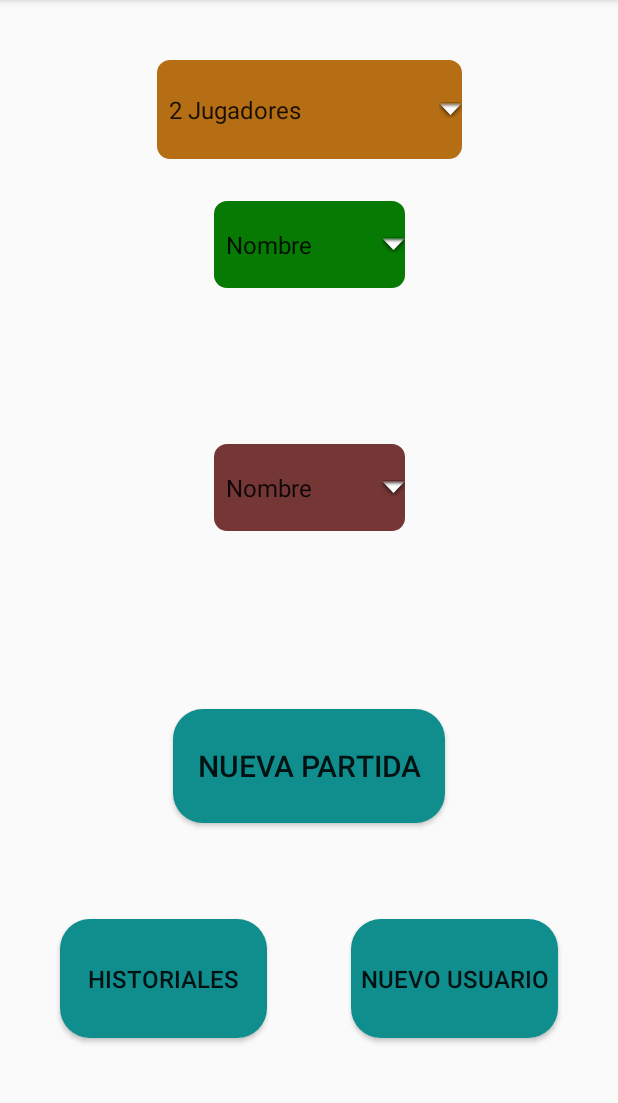
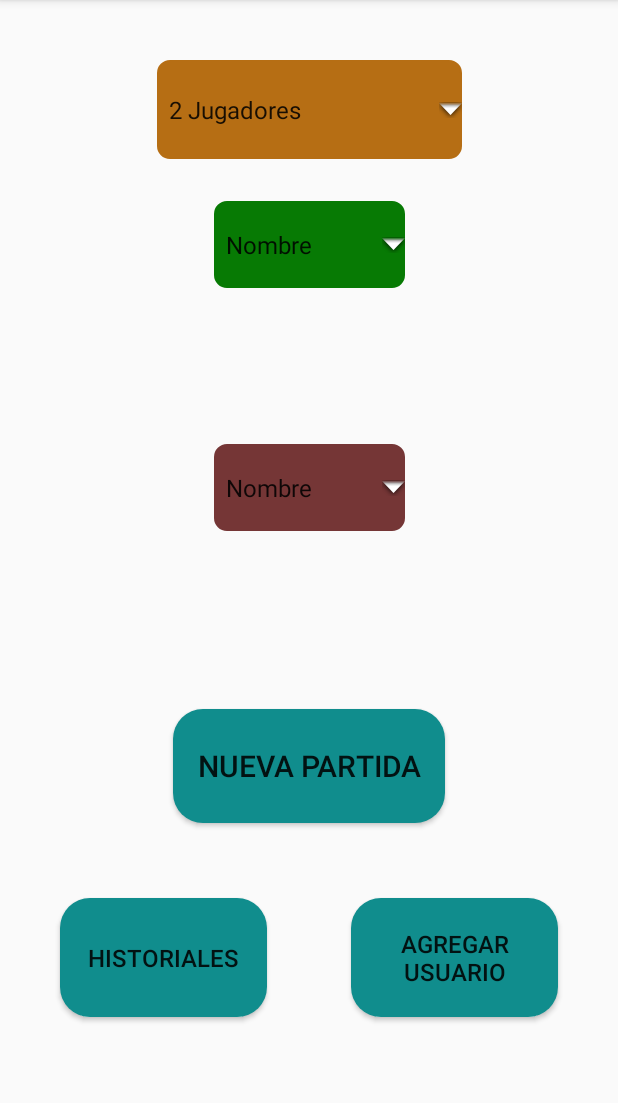
Before and after one commit to NicoBer28/App-Puntaje-Buraco, an Android app built with Jetpack Compose: the PartidaFragment screen opened through its navigation route, on a phone screen of 412 x 824 dp, the part 84-1187 px from its top. Run offline under Robolectric (Android 15) with nearby library versions, the phone set to English and light mode, and no system bars; our stand-ins replace Firebase (no records; nobody signed in at launch, a user with empty details on screens opened directly), navigation-ui.

```diff
--- a/app/src/main/java/com/example/puntajeburaco20/Fragments/PartidaFragment.kt
+++ b/app/src/main/java/com/example/puntajeburaco20/Fragments/PartidaFragment.kt
@@ -10,18 +10,24 @@ import android.view.ViewGroup
 import android.widget.AdapterView
 import android.widget.ArrayAdapter
 import android.widget.Button
+import android.widget.EditText
 import android.widget.Spinner
+import android.widget.TextView
 import android.widget.Toast
 import androidx.activity.OnBackPressedCallback
 import androidx.appcompat.app.AlertDialog
 import androidx.fragment.app.Fragment
 import androidx.navigation.fragment.findNavController
 import com.example.puntajeburaco20.R
+import com.google.firebase.firestore.ktx.firestore
+import com.google.firebase.ktx.Firebase
 
 
 lateinit var botonNuevaPartida: Button
 lateinit var botonHistoriales: Button
-lateinit var botonNuevoUsuario: Button
+lateinit var botonAgregarUsuario: Button
+lateinit var nombreUsuario: TextView
+
 
 lateinit var jugadorUno: String
 lateinit var jugadorDos: String
@@ -76,8 +82,10 @@ mutableList.removeAt(1)*/
             }
         })
 
+        val db = Firebase.firestore
 
-   //     Log.d("MiApp", "$mutableList")
+
+        //     Log.d("MiApp", "$mutableList")
 
         mutableList.clear()
    //     Log.d("MiApp", "$mutableList")
@@ -108,7 +116,28 @@ mutableList.removeAt(1)*/
 
         botonNuevaPartida = view.findViewById<Button>(R.id.btnNuevaPartida)
         botonHistoriales = view.findViewById<Button>(R.id.btnHistoriales)
-        botonNuevoUsuario = view.findViewById<Button>(R.id.btnUsuario)
+        botonAgregarUsuario = view.findViewById<Button>(R.id.btnUsuario)
+        nombreUsuario = view.findViewById<EditText>(R.id.nombreUsuario)
+
+        val sharedPreferences = requireActivity().getSharedPreferences("PuntajeBuracoPreferences", Context.MODE_PRIVATE)
+        val usuarioActual = sharedPreferences.getString("usuarioActual", "aaa")
+
+        if (usuarioActual != null) {
+            db.collection("users").document(usuarioActual)
+                .get()
+                .addOnSuccessListener { documentSnapshot ->
+                    if (documentSnapshot.exists()) {
+                        // El documento existe, obtén el valor del campo específico
+                        nombreUsuario.text = documentSnapshot.get("Nombre") as String?
+
+                        // Ahora puedes usar el valor del campo según sea necesario
+                    } else {
+                    }
+                }
+                .addOnFailureListener { e ->
+                }
+        }
+
 
 
         val adapterJugadores = ArrayAdapter(
@@ -318,7 +347,8 @@ mutableList.removeAt(1)*/
 
         }
 
-        botonNuevoUsuario.setOnClickListener {
+        botonAgregarUsuario.setOnClickListener {
+            findNavController().navigate(R.id.agregarFragment)
 
         }
 
--- a/app/src/main/res/layout/fragment_partida.xml
+++ b/app/src/main/res/layout/fragment_partida.xml
@@ -88,7 +88,7 @@
         android:layout_width="138dp"
         android:layout_height="79dp"
         android:layout_marginStart="40dp"
-        android:layout_marginBottom="76dp"
+        android:layout_marginBottom="90dp"
         android:background="@drawable/rounded_button"
         android:text="Historiales"
 
@@ -101,12 +101,21 @@
         android:layout_width="138dp"
         android:layout_height="79dp"
         android:layout_marginEnd="40dp"
-        android:layout_marginBottom="76dp"
+        android:layout_marginBottom="90dp"
         android:background="@drawable/rounded_button"
-        android:text="Nuevo Usuario"
+        android:text="Agregar Usuario"
 
         android:textSize="16sp"
         app:layout_constraintBottom_toBottomOf="parent"
         app:layout_constraintEnd_toEndOf="parent" />
 
+    <TextView
+        android:id="@+id/nombreUsuario"
+        android:layout_width="wrap_content"
+        android:layout_height="wrap_content"
+        android:layout_marginStart="20dp"
+        android:layout_marginBottom="20dp"
+        app:layout_constraintBottom_toBottomOf="parent"
+        app:layout_constraintStart_toStartOf="parent" />
+
 </androidx.constraintlayout.widget.ConstraintLayout>
--- a/app/src/main/res/layout/fragment_usuario.xml
+++ b/app/src/main/res/layout/fragment_usuario.xml
@@ -27,8 +27,8 @@
         android:layout_height="82dp"
         android:layout_marginTop="89dp"
         android:ems="10"
+        android:hint="Max 8 letras"
         android:inputType="text"
-        android:text="Max 8 letras"
         app:layout_constraintBottom_toBottomOf="parent"
         app:layout_constraintEnd_toEndOf="parent"
         app:layout_constraintHorizontal_bias="0.497"
--- a/app/src/main/res/navigation/main_navigation.xml
+++ b/app/src/main/res/navigation/main_navigation.xml
@@ -10,6 +10,9 @@
         <action
             android:id="@+id/action_partidaFragment_to_puntajeFragment"
             app:destination="@id/puntajeFragment" />
+        <action
+            android:id="@+id/action_partidaFragment_to_agregarFragment"
+            app:destination="@id/agregarFragment" />
     </fragment>
     <fragment
         android:id="@+id/puntajeFragment"
@@ -24,4 +27,9 @@
             android:id="@+id/action_usuarioFragment_to_partidaFragment"
             app:destination="@id/partidaFragment" />
     </fragment>
+    <fragment
+        android:id="@+id/agregarFragment"
+        android:name="com.example.puntajeburaco20.Fragments.AgregarFragment"
+        android:label="fragment_agregar"
+        tools:layout="@layout/fragment_agregar" />
 </navigation>
```
Also changed, not shown: app/src/main/java/com/example/puntajeburaco20/Fragments/AgregarFragment.kt (added, +124 -0 lines), app/src/main/java/com/example/puntajeburaco20/Fragments/UsuarioFragment.kt (+32 -1 lines), app/src/main/java/com/example/puntajeburaco20/ViewModels/AgregarViewModel.kt (added, +7 -0 lines), app/src/main/res/layout/fragment_agregar.xml (added, +58 -0 lines).
